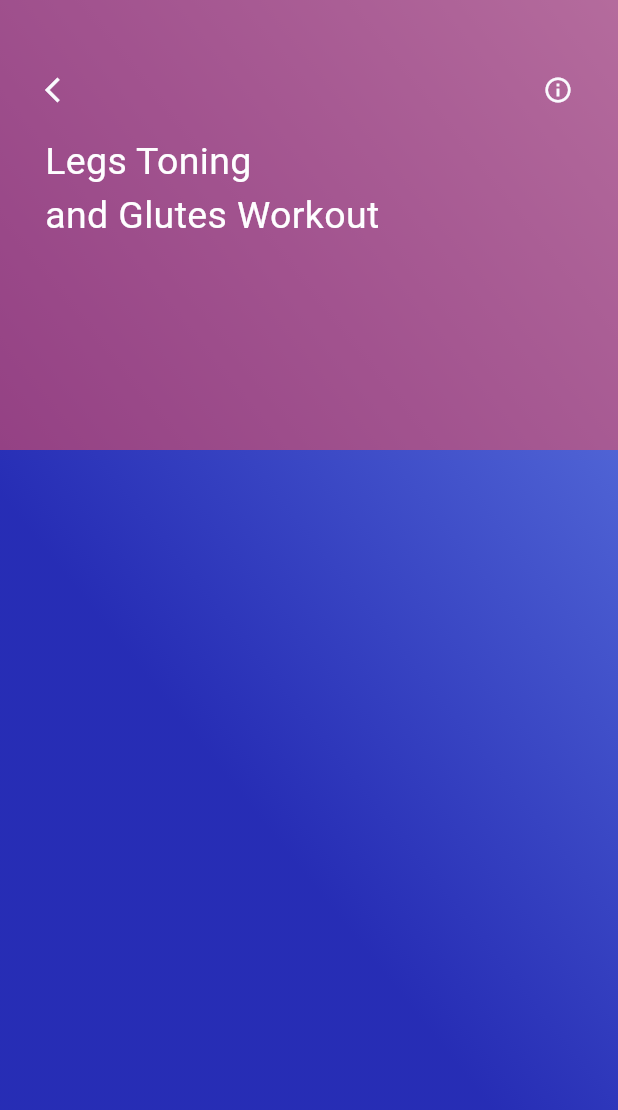
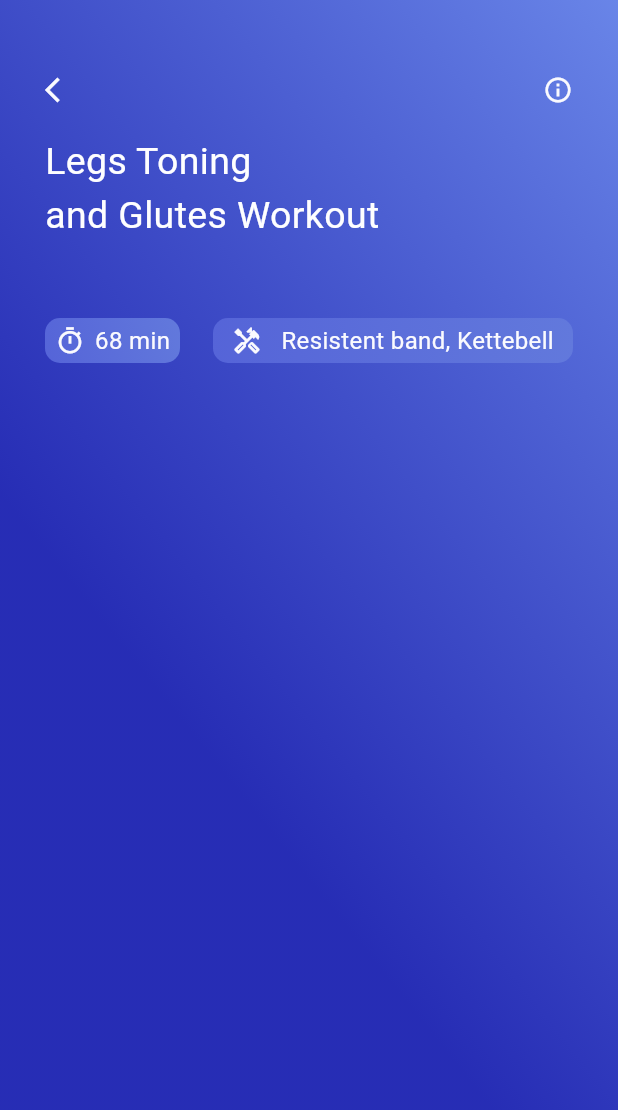
Before and after one commit to mmohammadmfallahm02/training_app, a Flutter app: the screen it shows after launch, on a phone screen of 412 x 824 dp. Shown: the top 1110 px of the screen. Run offline on Flutter 3.47's test engine with Material 2 defaults, Android fonts, the phone set to English and light mode, and no system bars; our stand-ins replace get.

Commit message:
add detailwidget top section videoinfo page

```diff
--- a/lib/video_info.dart
+++ b/lib/video_info.dart
@@ -26,7 +26,6 @@ class _VideoInfoState extends State<VideoInfo> {
             children: [
               Container(
                 padding: const EdgeInsets.only(left: 30, right: 30, top: 50),
-                color: Colors.redAccent.withOpacity(0.5),
                 width: MediaQuery.sizeOf(context).width,
                 height: 300,
                 child: Column(
@@ -55,6 +54,78 @@ class _VideoInfoState extends State<VideoInfo> {
                         style: TextStyle(
                             fontSize: 25, color: AppColor.secondPageTitleColor),
                       ),
+                      const SizedBox(
+                        height: 50,
+                      ),
+                      Row(
+                        mainAxisAlignment: MainAxisAlignment.spaceBetween,
+                        children: [
+                          Container(
+                            width: 90,
+                            height: 30,
+                            decoration: BoxDecoration(
+                                borderRadius:
+                                    const BorderRadius.all(Radius.circular(10)),
+                                gradient: LinearGradient(
+                                    begin: Alignment.bottomLeft,
+                                    end: Alignment.topRight,
+                                    colors: [
+                                      AppColor
+                                          .secondPageContainerGradient1stColor,
+                                      AppColor
+                                          .secondPageContainerGradient2ndColor
+                                    ])),
+                            child: Row(
+                              mainAxisAlignment: MainAxisAlignment.spaceEvenly,
+                              children: [
+                                Icon(
+                                  Icons.timer_outlined,
+                                  color: AppColor.secondPageIconColor,
+                                  size: 20,
+                                ),
+                                Text(
+                                  '68 min',
+                                  style: TextStyle(
+                                      fontSize: 16,
+                                      color: AppColor.secondPageIconColor),
+                                )
+                              ],
+                            ),
+                          ),
+                          Container(
+                            width: 240,
+                            height: 30,
+                            decoration: BoxDecoration(
+                                borderRadius:
+                                    const BorderRadius.all(Radius.circular(10)),
+                                gradient: LinearGradient(
+                                    begin: Alignment.bottomLeft,
+                                    end: Alignment.topRight,
+                                    colors: [
+                                      AppColor
+                                          .secondPageContainerGradient1stColor,
+                                      AppColor
+                                          .secondPageContainerGradient2ndColor
+                                    ])),
+                            child: Row(
+                              mainAxisAlignment: MainAxisAlignment.spaceEvenly,
+                              children: [
+                                Icon(
+                                  Icons.handyman_outlined,
+                                  color: AppColor.secondPageIconColor,
+                                  size: 20,
+                                ),
+                                Text(
+                                  'Resistent band, Kettebell',
+                                  style: TextStyle(
+                                      fontSize: 16,
+                                      color: AppColor.secondPageIconColor),
+                                )
+                              ],
+                            ),
+                          ),
+                        ],
+                      )
                     ]),
               ),
             ],
```
